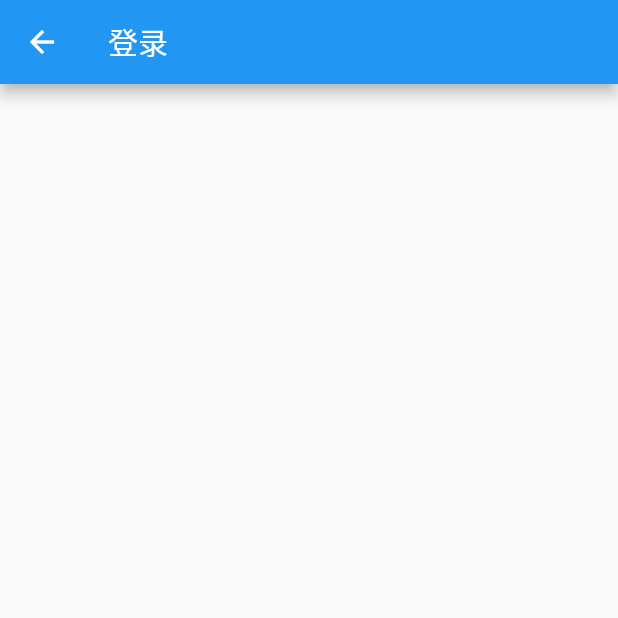
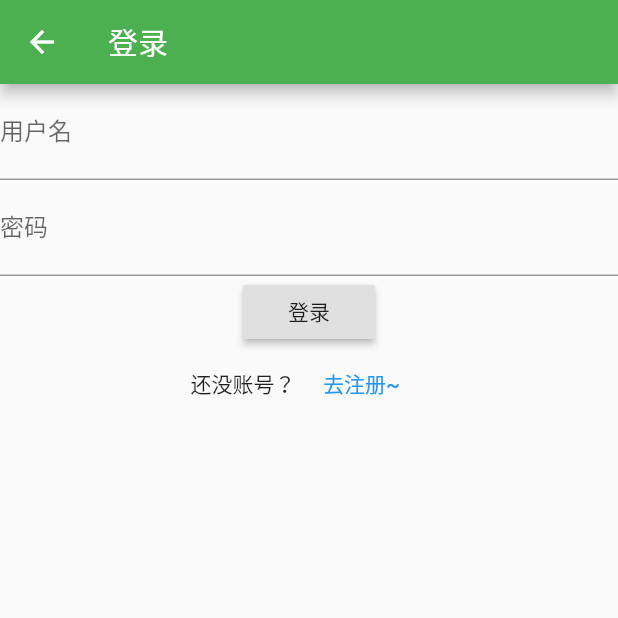
Before and after one commit to Jennyishere/RentApp-flutter, a Flutter app: the LoginPage screen opened directly, on a phone screen of 412 x 824 dp, the top half of it. Run offline on Flutter 3.47's test engine with Material 2 defaults, Android fonts, the phone set to English and light mode, and no system bars; our stand-ins replace fluro; statements that could not run were skipped.

Commit message:
登录页面的大致静态页面，还没完善

```diff
--- a/lib/application.dart
+++ b/lib/application.dart
@@ -22,7 +22,7 @@ class _ApplicationState extends State<Application> {
       title: 'Flutter Demo',
       theme: ThemeData(
 
-        primarySwatch: Colors.blue,
+        primarySwatch: Colors.green,
       ),
       home: MyHomePage(),
       onGenerateRoute: router.generator,
--- a/lib/pages/user/login.dart
+++ b/lib/pages/user/login.dart
@@ -4,9 +4,33 @@ class LoginPage extends StatelessWidget {
   @override
   Widget build(BuildContext context) {
     return Scaffold(
-     appBar: AppBar(
-       title: Text('登录'),
-     ),
+      appBar: AppBar(
+        title: Text('登录'),
+      ),
+      body: Column(
+        children: <Widget>[
+          TextField(
+            decoration: InputDecoration(labelText: '用户名', hintText: '请输入用户名'),
+          ),
+          TextField(
+            decoration: InputDecoration(labelText: '密码', hintText: '请输入密码'),
+          ),
+          RaisedButton(child: Text('登录'), onPressed: () {}),
+          Row(
+            mainAxisAlignment: MainAxisAlignment.center,
+            children: <Widget>[
+              Text('还没账号？'),
+              FlatButton(
+                onPressed: () {
+                  Navigator.pushNamed(context, 'register');
+                },
+                child: Text('去注册~'),
+                textColor: Colors.blue,
+              )
+            ],
+          )
+        ],
+      ),
     );
   }
 }
--- a/lib/routes.dart
+++ b/lib/routes.dart
@@ -1,5 +1,6 @@
 import 'package:flutter/material.dart';
 import 'package:fluro/fluro.dart';
+import 'package:rentapp/not_found_page.dart';
 import 'package:rentapp/pages/home/index.dart';
 import 'package:rentapp/pages/user/login.dart';
 
@@ -23,7 +24,7 @@ static Handler _loginHandler = Handler(handlerFunc: (BuildContext context, Map<S
   static void configureRoutes(Router router) {
     router.notFoundHandler = Handler(
         handlerFunc: (BuildContext context, Map<String, List<String>> params) {
-      print("ROUTE WAS NOT FOUND !!!");
+     return NotFoundPage();
     });
     router.define(home, handler: _homeHandler);
     router.define(login, handler: _loginHandler);
```
Also changed, not shown: lib/not_found_page.dart (added, +17 -0 lines).
